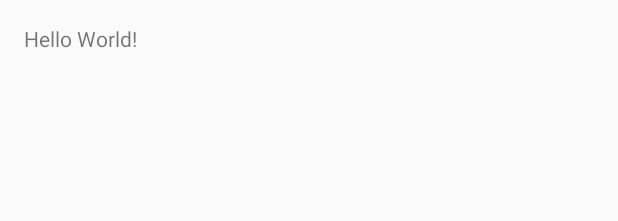
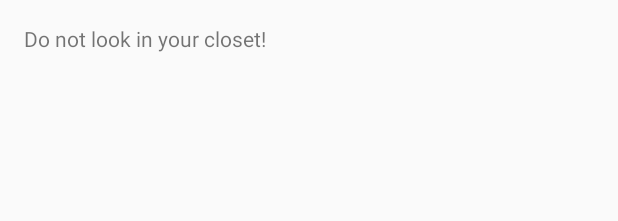
Before and after one commit to leftea/cmpt381, an Android app: the layout activity_main.xml on its own in the app's theme, with its tools: preview values and no code run, on a phone screen of 412 x 824 dp. Shown: the top 221 px of the screen. Run offline under Robolectric (Android 15) with nearby library versions, the phone set to English and light mode, and no system bars.

Commit message:
updated initial view change text and stuff

```diff
--- a/app/src/main/res/layout/activity_main.xml
+++ b/app/src/main/res/layout/activity_main.xml
@@ -12,5 +12,5 @@
     <TextView
         android:layout_width="wrap_content"
         android:layout_height="wrap_content"
-        android:text="Hello World!" />
+        android:text="Do not look in your closet!" />
 </RelativeLayout>
```
Also changed, not shown: 1 other file.
